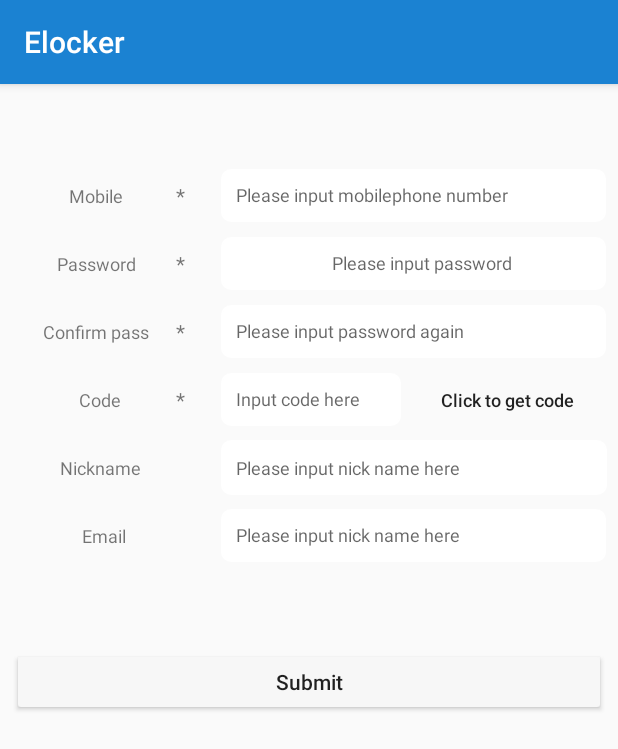
After one commit to nutly/Elocker, an Android app: the RegisterActivity screen opened directly, with no data from a screen before it, on a phone screen of 412 x 824 dp. The commit adds this screen. Shown: the top 749 px of the screen. Run offline under Robolectric (Android 15) with nearby library versions, the phone set to English and light mode, and no system bars.

Commit message:
增加注册UI

```diff
--- a/app/src/main/AndroidManifest.xml
+++ b/app/src/main/AndroidManifest.xml
@@ -11,12 +11,14 @@
         android:supportsRtl="true"
         android:theme="@style/AppTheme"
         tools:ignore="GoogleAppIndexingWarning">
+        <activity android:name=".activity.RegisterActivity"></activity>
         <activity
             android:name=".activity.LoginActivity"
             android:label="@string/login" />
         <activity android:name=".activity.UnlockActivity">
             <intent-filter>
                 <action android:name="android.intent.action.MAIN" />
+
                 <category android:name="android.intent.category.LAUNCHER" />
             </intent-filter>
         </activity>
@@ -28,12 +30,12 @@
         <activity android:name=".activity.SettingActivity" />
         <activity android:name=".activity.AuthorizationEditActivity" />
     </application>
-    <uses-permission android:name="android.permission.READ_CONTACTS" />
     <uses-permission android:name="android.permission.GET_ACCOUNTS" />
     <uses-permission android:name="android.permission.INTERNET" />
     <uses-permission android:name="android.permission.CAMERA" />
     <uses-permission android:name="android.permission.FLASHLIGHT" />
-
     <uses-permission android:name="android.permission.READ_PROFILE" />
 
+    <uses-permission android:name="android.permission.READ_CONTACTS" />
+
 </manifest>
--- a/app/src/main/java/com/feiyang/elocker/Constant.java
+++ b/app/src/main/java/com/feiyang/elocker/Constant.java
@@ -12,6 +12,7 @@ public class Constant {
     public final static int MESSAGE_CHANGE_PASS_STATUS = 3;
     public final static int MESSAGE_ACCOUNT = 4;
     public final static int MESSAGE_ADD_LOCKER_STATUS = 5;
+    public final static int MESSAGE_GET_REGISTER_CODE_STATUS = 6;
 
     public final static String DATE_PATTERN = "yyyy-MM-dd HH:mm:ss";
     public final static String PROPERTY_FILE_NAME = "userinfo";
--- a/app/src/main/java/com/feiyang/elocker/activity/AuthorizationEditActivity.java
+++ b/app/src/main/java/com/feiyang/elocker/activity/AuthorizationEditActivity.java
@@ -13,6 +13,7 @@ import com.feiyang.elocker.R;
 import com.feiyang.elocker.model.Authorization;
 import com.feiyang.elocker.model.Locker;
 import com.feiyang.elocker.rest.AuthorizationRest;
+import com.feiyang.elocker.scanner.Scanner;
 
 import java.util.Calendar;
 import java.util.TreeSet;
@@ -77,6 +78,9 @@ public class AuthorizationEditActivity extends AppCompatActivity implements View
                 Intent intent = new Intent(this, LockerListActivity.class);
                 startActivity(intent);
                 break;
+            case R.id.scanner:
+                Scanner.startScan(this);
+                break;
             default:
                 break;
         }
@@ -108,7 +112,7 @@ public class AuthorizationEditActivity extends AppCompatActivity implements View
                 break;
             /*设置一天具体哪个时间段可以执行*/
             case R.id.authorization_whole_day:
-                mDailyStartTime.setVisibility(View.GONE);
+                mDailyStartTimeLayout.setVisibility(View.GONE);
                 mDailyEndTimeLayout.setVisibility(View.GONE);
                 mStartTime.setText("00:00:00");
                 mEndTime.setText("23:59:00");
--- /dev/null
+++ b/app/src/main/java/com/feiyang/elocker/activity/RegisterActivity.java
@@ -0,0 +1,90 @@
+package com.feiyang.elocker.activity;
+
+import android.content.Context;
+import android.os.Bundle;
+import android.os.Handler;
+import android.os.Message;
+import android.support.v7.app.AppCompatActivity;
+import android.view.View;
+import android.widget.Button;
+import android.widget.EditText;
+import android.widget.Toast;
+import com.feiyang.elocker.Constant;
+import com.feiyang.elocker.R;
+import com.feiyang.elocker.rest.UserRest;
+import com.feiyang.elocker.util.TimerUtil;
+
+import java.lang.ref.WeakReference;
+
+public class RegisterActivity extends AppCompatActivity implements View.OnClickListener {
+
+    private EditText mPhoneNum, mPassword1, mPassword2, mCode, mNickName, mEmail;
+    private Button mGetCodeBtn, mSubmitBtn;
+    private RegisterHandler mHandler;
+    private TimerUtil timerUtil;
+
+    @Override
+    protected void onCreate(Bundle savedInstanceState) {
+        super.onCreate(savedInstanceState);
+        setContentView(R.layout.activity_register);
+        mHandler = new RegisterHandler(this);
+        mPhoneNum = findViewById(R.id.activity_register_phone_num);
+        mPassword1 = findViewById(R.id.activity_register_pass1);
+        mPassword2 = findViewById(R.id.activity_register_pass2);
+        mCode = findViewById(R.id.activity_register_code);
+        mNickName = findViewById(R.id.activity_register_username);
+        mEmail = findViewById(R.id.activity_register_email);
+        mGetCodeBtn = findViewById(R.id.activity_register_get_code);
+        mSubmitBtn = findViewById(R.id.activity_register_submit);
+
+        mGetCodeBtn.setOnClickListener(this);
+        mSubmitBtn.setOnClickListener(this);
+    }
+
+    @Override
+    public void onClick(View v) {
+        Context context = v.getContext();
+        switch (v.getId()) {
+            case R.id.activity_register_get_code:
+                String phoneNum = mPhoneNum.getText().toString();
+                UserRest userRest = new UserRest(context, mHandler);
+                userRest.getRegisterCode(phoneNum);
+
+                mGetCodeBtn.setClickable(false);
+                mGetCodeBtn.setBackgroundColor(getResources().getColor(R.color.colorGray, null));
+                TimerUtil timerUtil = new TimerUtil(mGetCodeBtn, 120, 1);
+                timerUtil.start();
+                break;
+            case R.id.activity_register_submit:
+                String code = mCode.getText().toString();
+            default:
+                break;
+        }
+    }
+
+    private static class RegisterHandler extends Handler {
+        private final WeakReference<RegisterActivity> mRegisterActivity;
+
+        public RegisterHandler(RegisterActivity registerActivity) {
+            this.mRegisterActivity = new WeakReference<RegisterActivity>(registerActivity);
+        }
+
+        @Override
+        public void handleMessage(Message message) {
+            if (message.what == Constant.MESSAGE_GET_REGISTER_CODE_STATUS) {
+                Context context = mRegisterActivity.get().getApplicationContext();
+                switch (message.getData().getInt("status")) {
+                    case 200:
+                        Toast.makeText(context, R.string.get_register_code_success, Toast.LENGTH_LONG).show();
+                        break;
+                    case 610:
+                    case -1:
+                        Toast.makeText(context, R.string.invalid_phone_num, Toast.LENGTH_LONG).show();
+                        break;
+                    default:
+                        break;
+                }
+            }
+        }
+    }
+}
--- a/app/src/main/java/com/feiyang/elocker/activity/SettingActivity.java
+++ b/app/src/main/java/com/feiyang/elocker/activity/SettingActivity.java
@@ -17,6 +17,7 @@ import com.feiyang.elocker.fragment.FragmentAccount;
 import com.feiyang.elocker.fragment.FragmentChangePass;
 import com.feiyang.elocker.fragment.FragmentSettingDashboard;
 import com.feiyang.elocker.fragment.NavigationFragment;
+import com.feiyang.elocker.scanner.Scanner;
 import com.feiyang.elocker.util.LoginUtil;
 
 import java.util.HashMap;
@@ -106,6 +107,8 @@ public class SettingActivity extends AppCompatActivity implements FragmentSettin
         super.onOptionsItemSelected(item);
         if (item.getItemId() == android.R.id.home) {
             backToSettingDashboard();
+        } else if (item.getItemId() == R.id.scanner) {
+            Scanner.startScan(this);
         }
         return true;
     }
--- /dev/null
+++ b/app/src/main/res/drawable/inputbox.xml
@@ -0,0 +1,18 @@
+<?xml version="1.0" encoding="utf-8"?>
+<shape xmlns:android="http://schemas.android.com/apk/res/android">
+    android:shape="rectangle" >
+
+    <solid android:color="#ffffff" />
+    <!-- 边框 -->
+    <stroke
+        android:width="1dip"
+        android:color="#ffffff" />
+    <!-- 内填充颜色 -->
+    <padding
+        android:bottom="10dp"
+        android:left="10dp"
+        android:right="10dp"
+        android:top="10dp" />
+    <!-- 圆角 -->
+    <corners android:radius="6dp" />
+</shape>
--- /dev/null
+++ b/app/src/main/res/layout/activity_register.xml
@@ -0,0 +1,277 @@
+<?xml version="1.0" encoding="utf-8"?>
+<android.support.constraint.ConstraintLayout xmlns:android="http://schemas.android.com/apk/res/android"
+    xmlns:app="http://schemas.android.com/apk/res-auto"
+    xmlns:tools="http://schemas.android.com/tools"
+    android:layout_width="match_parent"
+    android:layout_height="match_parent"
+    tools:context=".activity.RegisterActivity">
+
+    <TextView
+        android:id="@+id/register_title_phone_num"
+        android:layout_width="0dp"
+        android:layout_height="@dimen/register_view_row_height"
+        android:layout_marginStart="16dp"
+        android:layout_marginTop="24dp"
+        android:layout_marginEnd="300dp"
+        android:layout_marginBottom="8dp"
+        android:gravity="center_vertical|center_horizontal"
+        android:text="@string/mobile"
+        android:textAlignment="gravity"
+        android:textSize="12sp"
+        app:layout_constraintBottom_toBottomOf="parent"
+        app:layout_constraintEnd_toEndOf="parent"
+        app:layout_constraintHorizontal_bias="0.0"
+        app:layout_constraintStart_toStartOf="parent"
+        app:layout_constraintTop_toTopOf="parent"
+        app:layout_constraintVertical_bias="0.047" />
+
+    <TextView
+        android:id="@+id/required_tag_1"
+        android:layout_width="wrap_content"
+        android:layout_height="0dp"
+        android:layout_marginStart="5dp"
+        android:gravity="center_horizontal|center_vertical"
+        android:text="@string/require_tag"
+        android:textAlignment="gravity"
+        app:layout_constraintBottom_toBottomOf="@+id/register_title_phone_num"
+        app:layout_constraintStart_toEndOf="@+id/register_title_phone_num"
+        app:layout_constraintTop_toTopOf="@+id/register_title_phone_num" />
+
+    <EditText
+        android:id="@+id/activity_register_phone_num"
+        android:layout_width="0dp"
+        android:layout_height="0dp"
+        android:layout_marginStart="24dp"
+        android:layout_marginEnd="8dp"
+        android:background="@drawable/inputbox"
+        android:ems="19"
+        android:gravity="center_vertical"
+        android:hint="@string/input_mobile"
+        android:inputType="phone"
+        android:paddingStart="10dp"
+        android:paddingEnd="0dp"
+        android:textSize="12sp"
+        app:layout_constraintBottom_toBottomOf="@+id/register_title_phone_num"
+        app:layout_constraintEnd_toEndOf="parent"
+        app:layout_constraintHorizontal_bias="0.0"
+        app:layout_constraintStart_toEndOf="@+id/required_tag_1"
+        app:layout_constraintTop_toTopOf="@+id/register_title_phone_num"
+        app:layout_constraintVertical_bias="0.0">
+
+        <requestFocus />
+    </EditText>
+
+    <TextView
+        android:id="@+id/register_title_pass1"
+        android:layout_width="wrap_content"
+        android:layout_height="@dimen/register_view_row_height"
+        android:layout_marginTop="10dp"
+        android:gravity="center_vertical|center_horizontal"
+        android:text="@string/password"
+        android:textAlignment="gravity"
+        android:textSize="12sp"
+        app:layout_constraintEnd_toEndOf="@+id/register_title_phone_num"
+        app:layout_constraintStart_toStartOf="@+id/register_title_phone_num"
+        app:layout_constraintTop_toBottomOf="@+id/register_title_phone_num" />
+
+    <TextView
+        android:id="@+id/require_tag_2"
+        android:layout_width="0dp"
+        android:layout_height="0dp"
+        android:gravity="center_horizontal|center_vertical"
+        android:text="@string/require_tag"
+        android:textAlignment="gravity"
+        app:layout_constraintBottom_toBottomOf="@+id/register_title_pass1"
+        app:layout_constraintEnd_toEndOf="@+id/required_tag_1"
+        app:layout_constraintStart_toStartOf="@+id/required_tag_1"
+        app:layout_constraintTop_toTopOf="@+id/register_title_pass1" />
+
+    <EditText
+        android:id="@+id/activity_register_pass1"
+        android:layout_width="0dp"
+        android:layout_height="0dp"
+        android:background="@drawable/inputbox"
+        android:ems="19"
+        android:gravity="center_horizontal"
+        android:hint="@string/input_passwd"
+        android:inputType="textPassword"
+        android:paddingStart="10dp"
+        android:paddingEnd="0dp"
+        android:textSize="12sp"
+        app:layout_constraintBottom_toBottomOf="@+id/register_title_pass1"
+        app:layout_constraintEnd_toEndOf="@+id/activity_register_phone_num"
+        app:layout_constraintStart_toStartOf="@+id/activity_register_phone_num"
+        app:layout_constraintTop_toTopOf="@+id/register_title_pass1" />
+
+    <TextView
+        android:id="@+id/register_title_confirm_pass"
+        android:layout_width="0dp"
+        android:layout_height="@dimen/register_view_row_height"
+        android:layout_marginTop="10dp"
+        android:gravity="center_vertical|center_horizontal"
+        android:text="@string/confirm_pass"
+        android:textAlignment="gravity"
+        android:textSize="12sp"
+        app:layout_constraintEnd_toEndOf="@+id/register_title_phone_num"
+        app:layout_constraintStart_toStartOf="@+id/register_title_phone_num"
+        app:layout_constraintTop_toBottomOf="@+id/register_title_pass1" />
+
+    <TextView
+        android:id="@+id/require_tag_3"
+        android:layout_width="0dp"
+        android:layout_height="0dp"
+        android:gravity="center_horizontal|center_vertical"
+        android:text="@string/require_tag"
+        android:textAlignment="gravity"
+        app:layout_constraintBottom_toBottomOf="@+id/register_title_confirm_pass"
+        app:layout_constraintEnd_toEndOf="@+id/required_tag_1"
+        app:layout_constraintStart_toStartOf="@+id/required_tag_1"
+        app:layout_constraintTop_toTopOf="@+id/register_title_confirm_pass" />
+
+    <EditText
+        android:id="@+id/activity_register_pass2"
+        android:layout_width="0dp"
+        android:layout_height="0dp"
+        android:background="@drawable/inputbox"
+        android:ems="19"
+        android:hint="@string/input_pass_again"
+        android:inputType="textPassword"
+        android:paddingStart="10dp"
+        android:paddingEnd="0dp"
+        android:textSize="12sp"
+        app:layout_constraintBottom_toBottomOf="@+id/register_title_confirm_pass"
+        app:layout_constraintEnd_toEndOf="@+id/activity_register_phone_num"
+        app:layout_constraintStart_toStartOf="@+id/activity_register_phone_num"
+        app:layout_constraintTop_toTopOf="@+id/register_title_confirm_pass"
+        app:layout_constraintVertical_bias="1.0" />
+
+    <TextView
+        android:id="@+id/register_title_code"
+        android:layout_width="0dp"
+        android:layout_height="@dimen/register_view_row_height"
+        android:layout_marginTop="10dp"
+        android:gravity="center_horizontal|center_vertical"
+        android:text="@string/verification_code"
+        android:textAlignment="gravity"
+        android:textSize="12sp"
+        app:layout_constraintEnd_toStartOf="@+id/required_tag_1"
+        app:layout_constraintStart_toStartOf="@+id/register_title_phone_num"
+        app:layout_constraintTop_toBottomOf="@+id/register_title_confirm_pass" />
+
+    <TextView
+        android:id="@+id/require_tag_4"
+        android:layout_width="0dp"
+        android:layout_height="0dp"
+        android:gravity="center_horizontal|center_vertical"
+        android:text="@string/require_tag"
+        android:textAlignment="gravity"
+        app:layout_constraintBottom_toBottomOf="@+id/register_title_code"
+        app:layout_constraintEnd_toEndOf="@+id/required_tag_1"
+        app:layout_constraintStart_toStartOf="@+id/required_tag_1"
+        app:layout_constraintTop_toTopOf="@+id/register_title_code" />
+
+
+    <EditText
+        android:id="@+id/activity_register_code"
+        android:layout_width="120dp"
+        android:layout_height="0dp"
+        android:background="@drawable/inputbox"
+        android:ems="19"
+        android:hint="@string/input_code"
+        android:inputType="number"
+        android:paddingStart="10dp"
+        android:paddingEnd="0dp"
+        android:textSize="12sp"
+        app:layout_constraintBottom_toBottomOf="@+id/register_title_code"
+        app:layout_constraintStart_toStartOf="@+id/activity_register_phone_num"
+        app:layout_constraintTop_toTopOf="@+id/register_title_code"></EditText>
+
+    <Button
+        android:id="@+id/activity_register_get_code"
+        android:layout_width="0dp"
+        android:layout_height="0dp"
+        android:layout_marginStart="5dp"
+        android:background="@color/transparent"
+        android:text="@string/get_code"
+        android:textAllCaps="false"
+        android:textSize="12sp"
+        app:layout_constraintBottom_toBottomOf="@+id/register_title_code"
+        app:layout_constraintEnd_toEndOf="@+id/activity_register_phone_num"
+        app:layout_constraintStart_toEndOf="@+id/activity_register_code"
+        app:layout_constraintTop_toTopOf="@+id/register_title_code" />
+
+    <TextView
+        android:id="@+id/register_title_nickname"
+        android:layout_width="wrap_content"
+        android:layout_height="@dimen/register_view_row_height"
+        android:layout_marginTop="10dp"
+        android:gravity="center_horizontal|center_vertical"
+        android:text="@string/nickname"
+        android:textAlignment="gravity"
+        android:textSize="12sp"
+        app:layout_constraintEnd_toStartOf="@+id/required_tag_1"
+        app:layout_constraintStart_toStartOf="@+id/register_title_phone_num"
+        app:layout_constraintTop_toBottomOf="@+id/register_title_code" />
+
+    <EditText
+        android:id="@+id/activity_register_username"
+        android:layout_width="257dp"
+        android:layout_height="wrap_content"
+        android:background="@drawable/inputbox"
+        android:ems="19"
+        android:hint="@string/input_nick_name"
+        android:inputType="text"
+        android:textSize="12sp"
+        app:layout_constraintBottom_toBottomOf="@+id/register_title_nickname"
+        app:layout_constraintEnd_toEndOf="@+id/activity_register_phone_num"
+        app:layout_constraintStart_toStartOf="@+id/activity_register_phone_num"
+        app:layout_constraintTop_toTopOf="@+id/register_title_nickname" />
+
+    <TextView
+        android:id="@+id/register_title_email"
+        android:layout_width="0dp"
+        android:layout_height="@dimen/register_view_row_height"
+        android:layout_marginTop="10dp"
+        android:gravity="center_horizontal|center_vertical"
+        android:paddingStart="5dp"
+        android:paddingEnd="0dp"
+        android:text="@string/email"
+        android:textAlignment="gravity"
+        android:textSize="12sp"
+        app:layout_constraintEnd_toStartOf="@+id/required_tag_1"
+        app:layout_constraintStart_toStartOf="@+id/register_title_phone_num"
+        app:layout_constraintTop_toBottomOf="@+id/register_title_nickname" />
+
+    <EditText
+        android:id="@+id/activity_register_email"
+        android:layout_width="0dp"
+        android:layout_height="0dp"
+        android:background="@drawable/inputbox"
+        android:ems="19"
+        android:hint="@string/input_nick_name"
+        android:inputType="textEmailAddress"
+        android:paddingStart="10dp"
+        android:paddingEnd="0dp"
+        android:textSize="12sp"
+        app:layout_constraintBottom_toBottomOf="@+id/register_title_email"
+        app:layout_constraintEnd_toEndOf="@+id/activity_register_phone_num"
+        app:layout_constraintStart_toStartOf="@+id/activity_register_phone_num"
+        app:layout_constraintTop_toTopOf="@+id/register_title_email" />
+
+    <Button
+        android:id="@+id/activity_register_submit"
+        android:layout_width="match_parent"
+        android:layout_height="45dp"
+        android:layout_marginStart="8dp"
+        android:layout_marginEnd="8dp"
+        android:backgroundTint="@color/mainBgColor"
+        android:text="@string/submit"
+        android:textAllCaps="false"
+        app:layout_constraintBottom_toBottomOf="parent"
+        app:layout_constraintEnd_toEndOf="parent"
+        app:layout_constraintHorizontal_bias="0.0"
+        app:layout_constraintStart_toStartOf="parent"
+        app:layout_constraintTop_toBottomOf="@+id/activity_register_email"
+        app:layout_constraintVertical_bias="0.142" />
+
+</android.support.constraint.ConstraintLayout>
--- a/app/src/main/res/layout/activity_unlock.xml
+++ b/app/src/main/res/layout/activity_unlock.xml
@@ -110,7 +110,7 @@
         android:layout_marginBottom="50dp"
         android:layout_weight="1"
         android:background="?attr/actionModeBackground"
-        android:backgroundTint="@color/colorLightGray"
+        android:backgroundTint="@color/transparent"
         android:contentDescription="@null"
         app:srcCompat="@drawable/toggle" />
 
--- a/app/src/main/res/layout/fragment_change_pass.xml
+++ b/app/src/main/res/layout/fragment_change_pass.xml
@@ -78,7 +78,7 @@
             android:gravity="center_horizontal|center_vertical"
             android:paddingStart="10dp"
             android:paddingEnd="0dp"
-            android:text="@string/confirm_new_pass"
+            android:text="@string/confirm_pass"
             android:textAlignment="gravity"
             android:textStyle="bold"
             android:typeface="normal" />
--- a/app/src/main/res/values/colors.xml
+++ b/app/src/main/res/values/colors.xml
@@ -2,6 +2,7 @@
 <resources>
     <color name="colorPrimary">#1B82D2</color><!--蓝色-->
     <color name="colorLightGray">#FFFFFE</color><!--灰白色-->
+    <color name="colorGray">#DBDBD3</color><!--灰色-->
     <color name="white">#FFFFFF</color><!--白色-->
     <color name="colorLightBlue">#2196F3</color><!--蓝色-->
     <color name="mainBgColor">#F7F7F7</color><!--浅灰色 主屏背景色-->
--- a/app/src/main/res/values/dimens.xml
+++ b/app/src/main/res/values/dimens.xml
@@ -7,4 +7,5 @@
     <dimen name="locker_detail_menu_item_padding">20dp</dimen>
     <dimen name="list_item_height">45dp</dimen>
     <dimen name="none_padding">0dp</dimen>
+    <dimen name="register_view_row_height">35dp</dimen>
 </resources>
--- a/app/src/main/res/values/strings.xml
+++ b/app/src/main/res/values/strings.xml
@@ -4,7 +4,6 @@
     <string name="authorization">Authority</string>
     <string name="setting">Setting</string>
 
-    <string name="test">This is a test text</string>
     <string name="app_lable">Elocker</string>
     <string name="lastOpen">LastOpen:</string>
     <string name="locker_detail_activity_name">Locker Detail</string>
@@ -55,7 +54,6 @@
     <string name="incorrect_login_info">Password is incorrect or username not exsist</string>
     <string name="internal_error">Internal Error</string>
     <string name="login_too_frequently">Username or password wrong for too many times, please login later</string>
-    <string name="login_now">Login .....</string>
     <string name="update">Update</string>
     <string name="feedback">Feedback</string>
 
@@ -71,7 +69,7 @@
 
     <!-- TODO: Remove or change this placeholder text -->
     <string name="new_pass">New password</string>
-    <string name="confirm_new_pass">Confirm password</string>
+    <string name="confirm_pass">Confirm pass</string>
     <string name="input_old_pass">Please input old password</string>
     <string name="input_new_password">Please input new password</string>
     <string name="input_new_pass_again">Input new password again</string>
@@ -91,6 +89,12 @@
     <string name="add_locker">Add Locker</string>
     <string name="selec_locker">Please select a locker under \"locker\" page</string>
     <string name="open_locker_now">Open Locker now ......</string>
+    <string name="scanner_tip">Place QR code into the frame</string>
+    <string name="add_locker_success">Add Locker Successfully</string>
+    <string name="unknow_serial">Unkown serial</string>
+    <string name="failed_to_recognize">Failed to recognize QR code</string>
+    <string name="default_locker">New Locker</string>
+    <string name="duplicate_serial">The locker is attached to another account already</string>
     <string-array name="lockerMenu">
         <item>Detail</item>
         <item>Edit</item>
@@ -109,11 +113,19 @@
         <item>LastOpenTime</item>
         <item>toggleTimes</item>
     </string-array>
-    <string name="scanner_tip">Place QR code into the frame</string>
-    <string name="add_locker_success">Add Locker Successfully</string>
-    <string name="unknow_serial">Unkown serial</string>
-    <string name="failed_to_recognize">Failed to recognize QR code</string>
-    <string name="default_locker">New Locker</string>
-    <string name="duplicate_serial">The locker is attached to another account already</string>
+    <string name="mobile">Mobile</string>
+    <string name="require_tag">*</string>
+    <string name="input_mobile">Please input mobilephone number</string>
+    <string name="password">Password</string>
+    <string name="input_pass_again">Please input password again</string>
+    <string name="verification_code">Code</string>
+    <string name="input_code">Input code here</string>
+    <string name="get_code">Click to get code</string>
+    <string name="nickname">Nickname</string>
+    <string name="input_nick_name">Please input nick name here</string>
+    <string name="invalid_phone_num">Invalid phone number，please check again</string>
+    <string name="get_register_code_success">Get register code successfully, please take notice of short message later</string>
+    <string name="get_register_code_timer">" S later re-get code"</string>
+    <string name="reget_register_code">Re-get code</string>
 
 </resources>
--- a/app/src/main/res/values/styles.xml
+++ b/app/src/main/res/values/styles.xml
@@ -4,4 +4,9 @@
         <item name="colorPrimary">@color/colorPrimary</item><!--蓝色-->
         <item name="colorPrimaryDark">@color/colorPrimary</item>
     </style>
+
+    <style name="WeekCheckBox" parent="@android:style/Widget.Material.CompoundButton.CheckBox">
+        <item name="android:colorControlActivated">@color/colorPrimary</item>
+        <item name="android:colorControlNormal">@color/colorPrimary</item>
+    </style>
 </resources>
```
Also changed, not shown: app/src/main/java/com/feiyang/elocker/activity/LoginActivity.java (+24 -6 lines), app/src/main/java/com/feiyang/elocker/rest/UserRest.java (+34 -5 lines), app/src/main/java/com/feiyang/elocker/util/TimerUtil.java (added, +34 -0 lines), app/src/main/res/layout/activity_authorization_edit.xml (+38 -17 lines), 3 other files.
